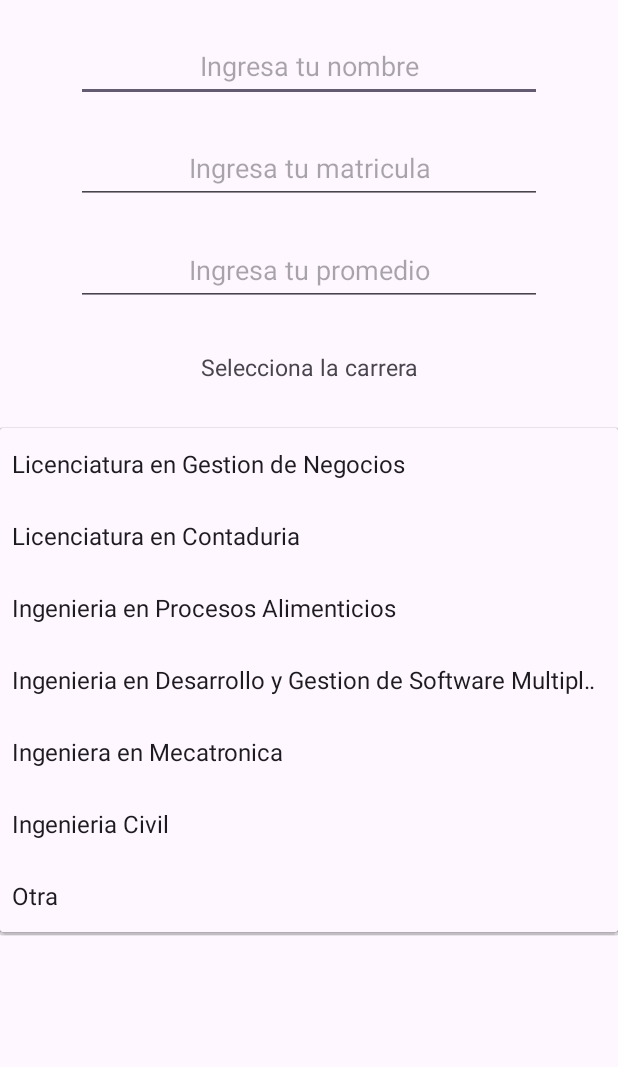
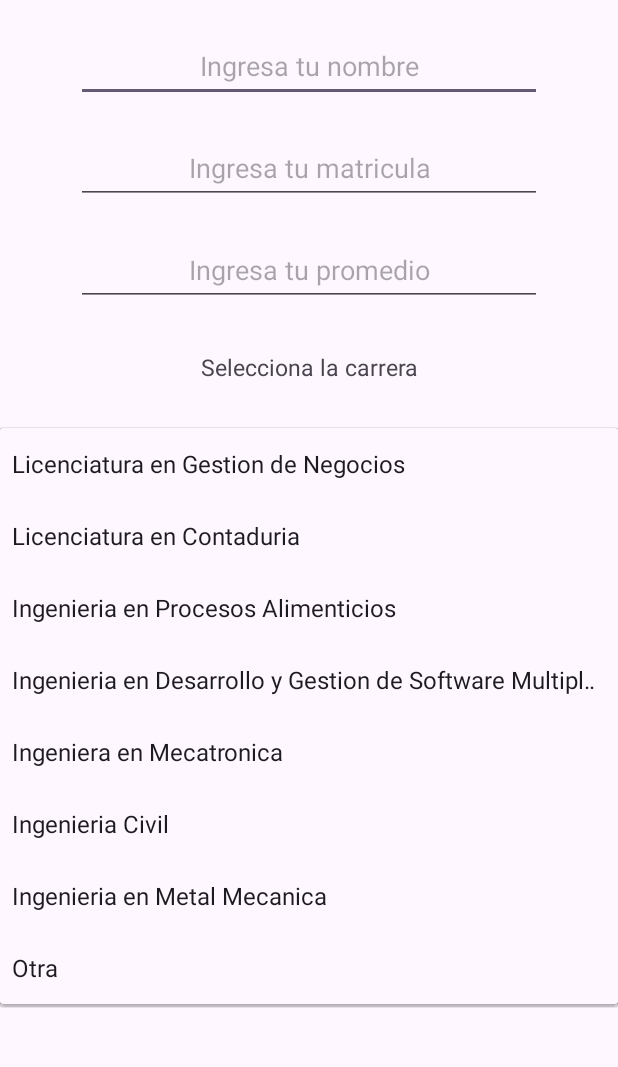
Before and after one commit to MariaGuadalupe0831/AppInscripciones, an Android app: the screen it shows after launch (MainActivity), after a tap on "Licenciatura en Gestion de Negocios", on a phone screen of 412 x 824 dp, the part 165-1232 px from its top. Run offline under Robolectric (Android 15) with nearby library versions, the light colour scheme and no system bars.

```diff
--- a/app/src/main/java/com/example/inscripciones/MainActivity.kt
+++ b/app/src/main/java/com/example/inscripciones/MainActivity.kt
@@ -40,6 +40,7 @@ class MainActivity : AppCompatActivity(), Inscripcion_Contract.View {
             "Ingenieria en Desarrollo y Gestion de Software Multiplataforma",
             "Ingeniera en Mecatronica",
             "Ingenieria Civil",
+            "Ingenieria en Metal Mecanica",
             "Otra"
         )
         val adapter = ArrayAdapter(this, android.R.layout.simple_spinner_item, carreras)
--- a/app/src/main/res/layout/activity_main.xml
+++ b/app/src/main/res/layout/activity_main.xml
@@ -71,7 +71,7 @@
             android:id="@+id/btnIr"
             android:layout_width="wrap_content"
             android:layout_height="wrap_content"
-            android:text="Enviar"
+            android:text="Ir"
             android:layout_marginTop="30dp"
             android:layout_gravity="center" />
     </LinearLayout>
```
